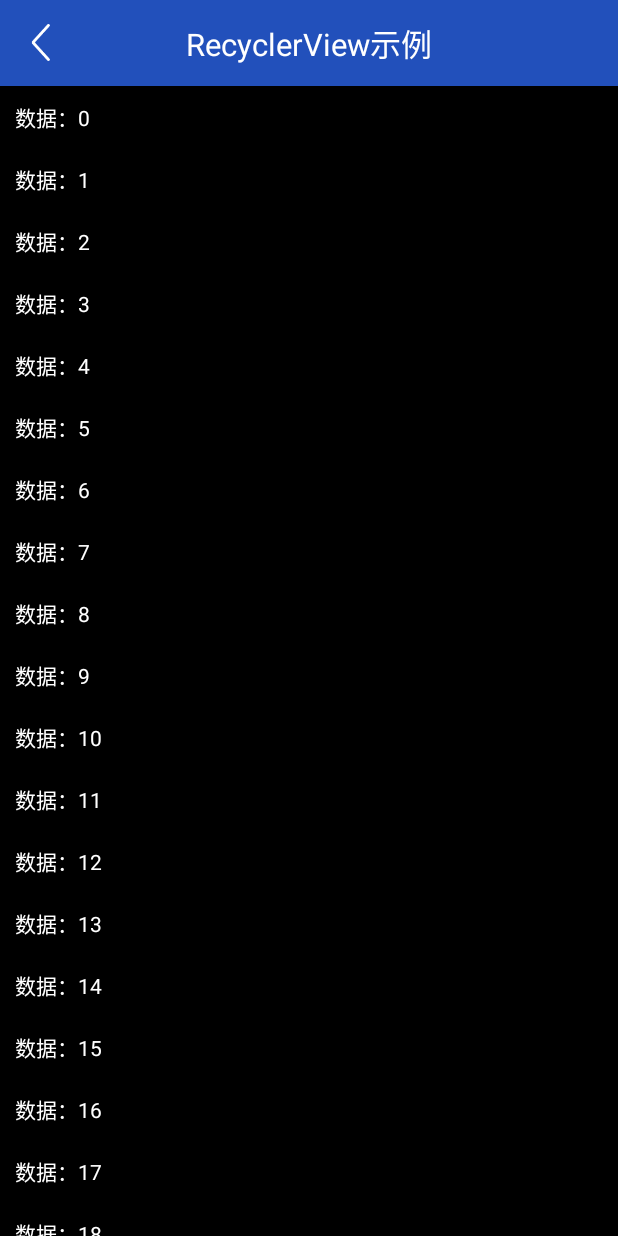
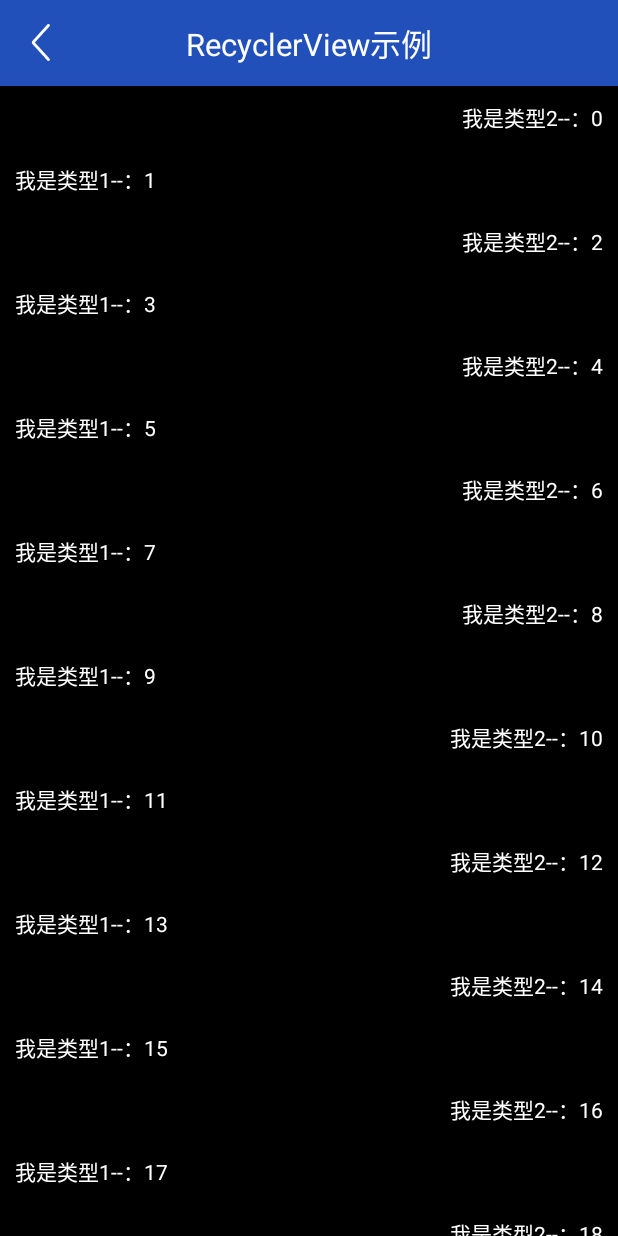
Before and after one commit to tzz2015/commonLib, an Android app: the MainActivity screen opened directly, with no data from a screen before it, on a phone screen of 412 x 824 dp. Run offline under Robolectric (Android 15) with nearby library versions, the phone set to English and light mode, and no system bars; our stand-ins replace data binding; libraries missing offline, so code that uses them is left out: com.kaopiz.kprogresshud, com.tbruyelle.rxpermissions, retrofit2.adapter.rxjava, rx.functions, rx.subscriptions.

Commit message:
类型区分

```diff
--- a/app/src/main/java/com/example/a11829/commonlib/MainActivity.java
+++ b/app/src/main/java/com/example/a11829/commonlib/MainActivity.java
@@ -80,8 +80,15 @@ public class MainActivity extends BaseActivity<BasePresenter,ActivityMainBinding
         }
         for(int i=0;i<20;i++){
             TestModel testModel=new TestModel();
-            testModel.viewType=TestAdapter.TEST_ITEM;//这里是关键 一一对应
-            testModel.name="数据："+i;
+            if(i%2==0){
+                testModel.viewType=TestAdapter.TEST2_ITEM;//这里是关键 一一对应     类型2
+                testModel.name="我是类型2--："+i;
+            }else {
+                testModel.viewType=TestAdapter.TEST_ITEM;//这里是关键 一一对应      类型1
+                testModel.name="我是类型1--："+i;
+            }
+
+
             dataList.add(testModel);
         }
         mBindingView.xRecyclerView.refreshComplete();
--- a/app/src/main/java/com/example/a11829/commonlib/TestAdapter.java
+++ b/app/src/main/java/com/example/a11829/commonlib/TestAdapter.java
@@ -14,12 +14,15 @@ import com.zyf.fwms.commonlibrary.base.baseadapter.BaseRecyclerViewHolder;
 public class TestAdapter extends BaseRecyclerViewAdapter {
     //各种类型
     public static final int TEST_ITEM=1;
+    public static final int TEST2_ITEM=2;
     @Override
     public BaseRecyclerViewHolder onCreateViewHolder(ViewGroup parent, int viewType) {
 
             switch (viewType) {
                 case TEST_ITEM:
                     return new TestHolder(parent, R.layout.layout_test_item);
+                case TEST2_ITEM:
+                    return new TestHolder2(parent, R.layout.layout_test_item2);
                 default://这里执行到default里面 一定会崩溃
                     return null;
             }
--- /dev/null
+++ b/app/src/main/java/com/example/a11829/commonlib/TestHolder2.java
@@ -0,0 +1,27 @@
+package com.example.a11829.commonlib;
+
+import android.view.ViewGroup;
+
+import com.example.a11829.commonlib.databinding.LayoutTestItem2Binding;
+import com.example.a11829.commonlib.model.TestModel;
+import com.zyf.fwms.commonlibrary.base.baseadapter.BaseRecyclerViewHolder;
+import com.zyf.fwms.commonlibrary.base.baseadapter.BaseRrecyclerModel;
+
+/**
+ *
+ * 刘宇飞创建 on 2017/5/18.
+ * 描述：
+ */
+public class TestHolder2 extends BaseRecyclerViewHolder<LayoutTestItem2Binding> {
+    public TestHolder2(ViewGroup parent, int title) {
+        super(parent,title);
+    }
+
+    @Override
+    public void onBindViewHolder(BaseRrecyclerModel model, int position) {
+        if(model instanceof TestModel){
+                binding.setItem(((TestModel) model).name);
+        }
+
+    }
+}
--- /dev/null
+++ b/app/src/main/res/layout/layout_test_item2.xml
@@ -0,0 +1,20 @@
+<?xml version="1.0" encoding="utf-8"?>
+<layout xmlns:android="http://schemas.android.com/apk/res/android"
+  >
+    <data >
+        <variable
+            name="item"
+            type="String"/>
+    </data>
+
+    <TextView
+        android:gravity="right"
+        android:background="@android:color/black"
+        android:id="@+id/tv_show"
+        android:textColor="@android:color/white"
+        android:text="@{item}"
+        android:padding="10dp"
+        android:layout_width="match_parent"
+        android:layout_height="wrap_content" />
+
+</layout>
```
